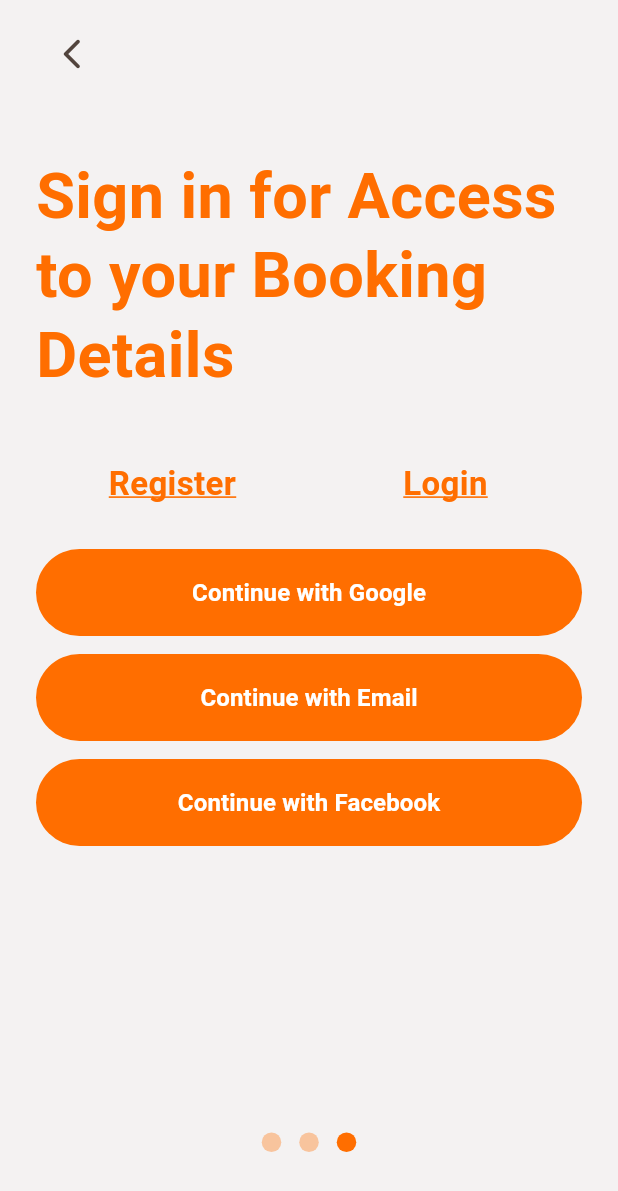
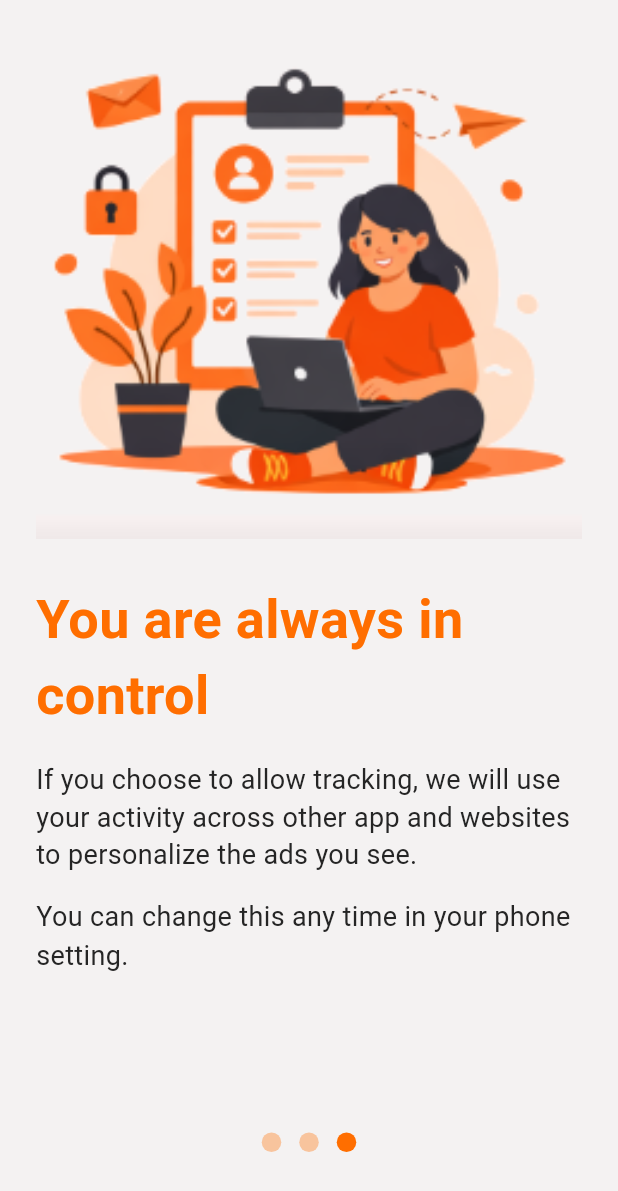
Before and after one commit to Karlzykassi/Hotel_semester2, a Flutter app: the screen it shows after launch, after a tap on "Skip", on a phone screen of 412 x 824 dp. Shown: the top 1191 px of the screen. Run offline on Flutter 3.47's test engine with Material 3 defaults, Android fonts, the light colour scheme and no system bars; Roboto replaces fonts that are missing (Roboto Mono).

Commit message:
fix: update assets and onboarding screen

```diff
--- a/lib/core/constants/app_assets.dart
+++ b/lib/core/constants/app_assets.dart
@@ -1,6 +1,7 @@
 class AppAssets {
   static const logo = 'assets/logo.png';
-  static const onboardingIllustration = 'assets/figma_export/Group 154.png';
+  static const onboardingIllustration2 = 'assets/onboard2.png';
+  static const onboardingIllustration3 = 'assets/onboard3.png';
   static const mapPreview = 'assets/figma_export/Map.png';
   static const homeReference = 'assets/figma_export/HOME - Liping.png';
 }
--- a/lib/features/onboarding/onboarding_screen.dart
+++ b/lib/features/onboarding/onboarding_screen.dart
@@ -1,8 +1,6 @@
 import 'package:flutter/material.dart';
 import 'package:hote_v2/core/constants/app_assets.dart';
 import 'package:hote_v2/core/theme/app_theme.dart';
-import 'package:hote_v2/features/shell/main_shell_screen.dart';
-import 'package:hote_v2/shared/components/primary_button.dart';
 
 class OnboardingScreen extends StatefulWidget {
   const OnboardingScreen({super.key});
@@ -44,7 +42,10 @@ class _OnboardingScreenState extends State<OnboardingScreen> {
                   onSkip: () => _goToPage(2),
                   onBack: () => _goToPage(0),
                 ),
-                _SignInOptionsPage(onBack: () => _goToPage(1)),
+                _IntroIllustrationPageThree(
+                  onSkip: () => _goToPage(2),
+                  onBack: () => _goToPage(1),
+                ),
               ],
             ),
             if (_page < 2)
@@ -55,14 +56,17 @@ class _OnboardingScreenState extends State<OnboardingScreen> {
                   onTap: () => _goToPage(_page + 1),
                   borderRadius: BorderRadius.circular(40),
                   child: Container(
-                    width: 62,
+                    width: 100,
                     height: 62,
                     decoration: const BoxDecoration(
                       color: AppTheme.primary,
                       shape: BoxShape.circle,
                     ),
-                    child: const Icon(Icons.chevron_right_rounded,
-                        color: Colors.white, size: 42),
+                    child: const Icon(
+                      Icons.chevron_right_rounded,
+                      color: Colors.white,
+                      size: 50,
+                    ),
                   ),
                 ),
               ),
@@ -112,7 +116,8 @@ class _IntroLogoPage extends StatelessWidget {
             child: TextButton(
               onPressed: onSkip,
               child: const Text('Skip',
-                  style: TextStyle(fontSize: 16, color: Colors.black87)),
+                  style: TextStyle(
+                      fontSize: 20, color: Color.fromARGB(255, 116, 114, 114))),
             ),
           ),
           const Spacer(),
@@ -165,43 +170,29 @@ class _IntroIllustrationPage extends StatelessWidget {
       child: Column(
         crossAxisAlignment: CrossAxisAlignment.start,
         children: [
-          Row(
-            children: [
-              IconButton(
-                onPressed: onBack,
-                icon: const Icon(Icons.arrow_back_ios_new_rounded),
-              ),
-              const Spacer(),
-              TextButton(
-                onPressed: onSkip,
-                child: const Text('Skip',
-                    style: TextStyle(fontSize: 16, color: Colors.black87)),
-              ),
-            ],
-          ),
           const SizedBox(height: 16),
           Center(
-            child: Image.asset(AppAssets.onboardingIllustration,
-                height: 300, fit: BoxFit.contain),
+            child: Image.asset(AppAssets.onboardingIllustration2,
+                fit: BoxFit.contain),
           ),
           const SizedBox(height: 28),
           const Text(
             'You are always in control',
             style: TextStyle(
                 color: AppTheme.primary,
-                fontSize: 46,
+                fontSize: 36,
                 fontWeight: FontWeight.w700),
           ),
           const SizedBox(height: 18),
           const Text(
             'If you choose to allow tracking, we will use your activity across other app and websites to personalize the ads you see.',
             style: TextStyle(
-                fontSize: 16, color: AppTheme.textPrimary, height: 1.4),
+                fontSize: 18, color: AppTheme.textPrimary, height: 1.4),
           ),
           const SizedBox(height: 16),
           const Text(
             'You can change this any time in your phone setting.',
-            style: TextStyle(fontSize: 16, color: AppTheme.textPrimary),
+            style: TextStyle(fontSize: 18, color: AppTheme.textPrimary),
           ),
         ],
       ),
@@ -209,9 +200,13 @@ class _IntroIllustrationPage extends StatelessWidget {
   }
 }
 
-class _SignInOptionsPage extends StatelessWidget {
-  const _SignInOptionsPage({required this.onBack});
+class _IntroIllustrationPageThree extends StatelessWidget {
+  const _IntroIllustrationPageThree({
+    required this.onSkip,
+    required this.onBack,
+  });
 
+  final VoidCallback onSkip;
   final VoidCallback onBack;
 
   @override
@@ -221,62 +216,30 @@ class _SignInOptionsPage extends StatelessWidget {
       child: Column(
         crossAxisAlignment: CrossAxisAlignment.start,
         children: [
-          const SizedBox(height: 12),
-          IconButton(
-            onPressed: onBack,
-            icon: const Icon(Icons.arrow_back_ios_new_rounded),
-          ),
-          const SizedBox(height: 44),
-          const Text(
-            'Sign in for Access to your Booking Details',
-            style: TextStyle(
-              color: AppTheme.primary,
-              fontSize: 42,
-              fontWeight: FontWeight.w700,
-              height: 1.25,
-            ),
-          ),
-          const SizedBox(height: 44),
-          const Row(
-            children: [
-              Expanded(
-                child: Text(
-                  'Register',
-                  textAlign: TextAlign.center,
-                  style: TextStyle(
-                    color: AppTheme.primary,
-                    fontWeight: FontWeight.w700,
-                    decoration: TextDecoration.underline,
-                    fontSize: 22,
-                  ),
-                ),
-              ),
-              Expanded(
-                child: Text(
-                  'Login',
-                  textAlign: TextAlign.center,
-                  style: TextStyle(
-                    color: AppTheme.primary,
-                    fontWeight: FontWeight.w700,
-                    decoration: TextDecoration.underline,
-                    fontSize: 22,
-                  ),
-                ),
-              ),
-            ],
+          const SizedBox(height: 16),
+          Center(
+            child: Image.asset(AppAssets.onboardingIllustration3,
+                fit: BoxFit.contain, width: double.infinity),
           ),
           const SizedBox(height: 28),
-          PrimaryButton(label: 'Continue with Google', onPressed: () {}),
-          const SizedBox(height: 12),
-          PrimaryButton(
-            label: 'Continue with Email',
-            onPressed: () {
-              Navigator.pushReplacementNamed(
-                  context, MainShellScreen.routeName);
-            },
+          const Text(
+            'You are always in control',
+            style: TextStyle(
+                color: AppTheme.primary,
+                fontSize: 36,
+                fontWeight: FontWeight.w700),
           ),
-          const SizedBox(height: 12),
-          PrimaryButton(label: 'Continue with Facebook', onPressed: () {}),
+          const SizedBox(height: 18),
+          const Text(
+            'If you choose to allow tracking, we will use your activity across other app and websites to personalize the ads you see.',
+            style: TextStyle(
+                fontSize: 18, color: AppTheme.textPrimary, height: 1.4),
+          ),
+          const SizedBox(height: 16),
+          const Text(
+            'You can change this any time in your phone setting.',
+            style: TextStyle(fontSize: 18, color: AppTheme.textPrimary),
+          ),
         ],
       ),
     );
```
Also changed, not shown: assets/onboard2.png (added), assets/onboard3.png (added).
